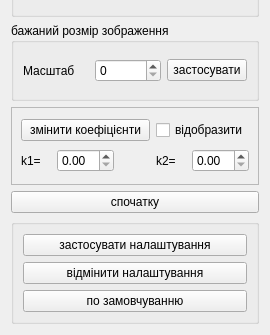
Above: AnalyzerFoam/settingcaptureframe.ui from alishkaLala/good before the change; both pictures show x 0 to 270 and y 324 to 659 of the 270 by 659 pixel window. Below: the same form after it.
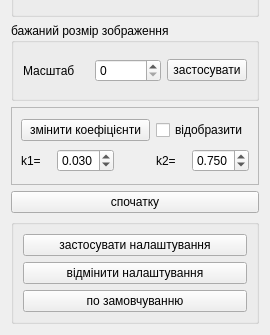
That is the form after the change.

The edit to the form file:
```diff
--- a/AnalyzerFoam/settingcaptureframe.ui
+++ b/AnalyzerFoam/settingcaptureframe.ui
@@ -220,10 +220,36 @@
        </widget>
       </item>
       <item row="1" column="1">
-       <widget class="QDoubleSpinBox" name="doubleSpinBox"/>
+       <widget class="QDoubleSpinBox" name="doubleSpinBox">
+        <property name="decimals">
+         <number>3</number>
+        </property>
+        <property name="maximum">
+         <double>3.000000000000000</double>
+        </property>
+        <property name="singleStep">
+         <double>0.001000000000000</double>
+        </property>
+        <property name="value">
+         <double>0.030000000000000</double>
+        </property>
+       </widget>
       </item>
       <item row="1" column="4">
-       <widget class="QDoubleSpinBox" name="doubleSpinBox_2"/>
+       <widget class="QDoubleSpinBox" name="doubleSpinBox_2">
+        <property name="decimals">
+         <number>3</number>
+        </property>
+        <property name="maximum">
+         <double>3.000000000000000</double>
+        </property>
+        <property name="singleStep">
+         <double>0.001000000000000</double>
+        </property>
+        <property name="value">
+         <double>0.750000000000000</double>
+        </property>
+       </widget>
       </item>
       <item row="1" column="3">
        <widget class="QLabel" name="label_6">
```
